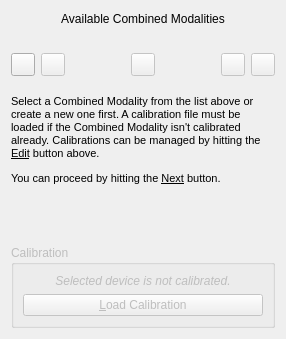
Above: Plugins/org.mitk.gui.qt.igt.app.echotrack/src/internal/NavigationStepWidgets/QmitkUSNavigationStepCombinedModality.ui from MITK/MITK before the change. Below: the same form after it.
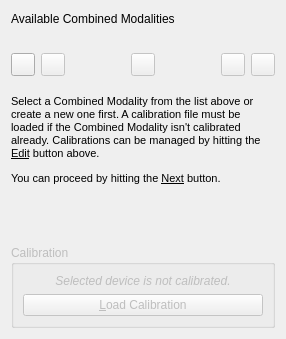
That is the form after the change. Icons and pictures are not drawn. Custom widgets are drawn as their Qt base class.

Commit message: unified alignment: left-justified / corrected typo in UI

What changed in the file:
```diff
--- a/Plugins/org.mitk.gui.qt.igt.app.echotrack/src/internal/NavigationStepWidgets/QmitkUSNavigationStepCombinedModality.ui
+++ b/Plugins/org.mitk.gui.qt.igt.app.echotrack/src/internal/NavigationStepWidgets/QmitkUSNavigationStepCombinedModality.ui
@@ -26,7 +26,7 @@
       <string>Available Combined Modalities</string>
      </property>
      <property name="alignment">
-      <set>Qt::AlignCenter</set>
+      <set>Qt::AlignLeading|Qt::AlignLeft|Qt::AlignVCenter</set>
      </property>
     </widget>
    </item>
```
The commit also changes 3 other files.
